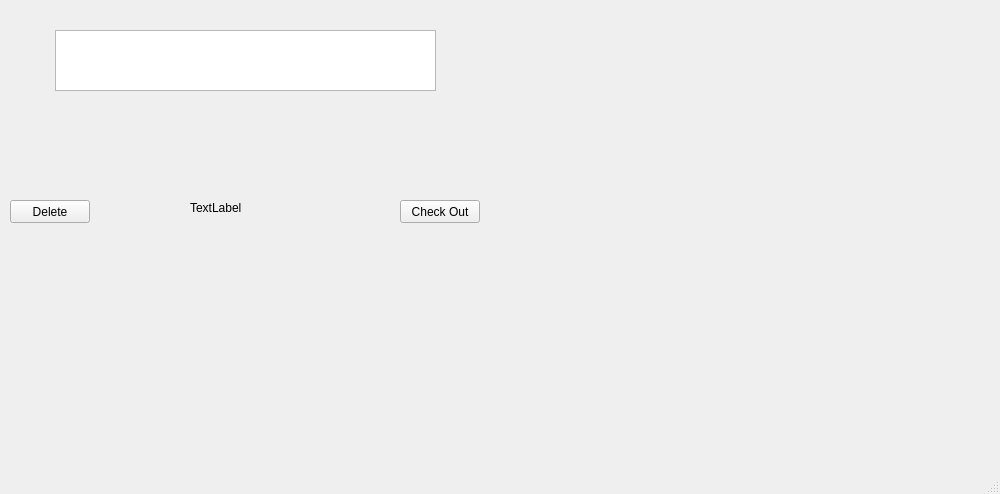
Old version of the form shoppingcart.ui in the repository coolbry95/ECE335-Project2.
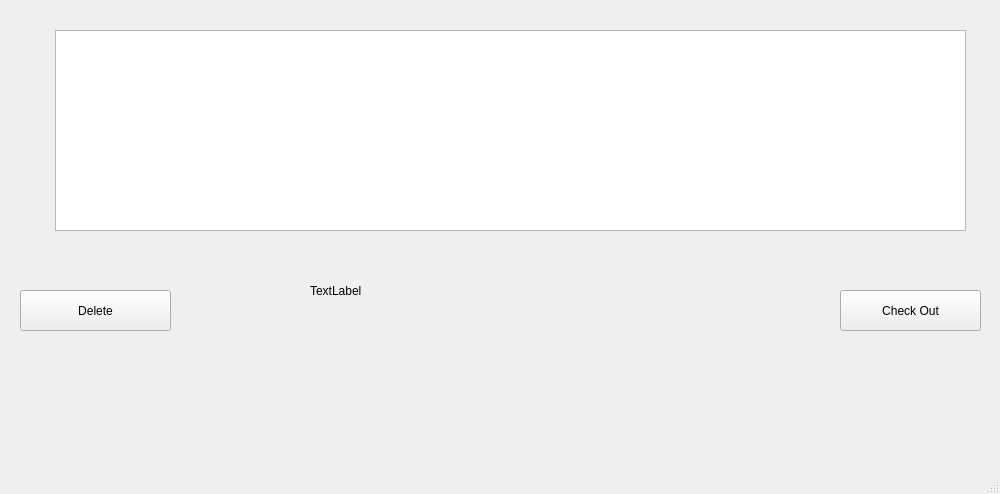
New version of the form.

Patch:
```diff
--- a/shoppingcart.ui
+++ b/shoppingcart.ui
@@ -17,10 +17,10 @@
    <widget class="QPushButton" name="deleteButton">
     <property name="geometry">
      <rect>
-      <x>10</x>
-      <y>200</y>
-      <width>80</width>
-      <height>23</height>
+      <x>20</x>
+      <y>290</y>
+      <width>151</width>
+      <height>41</height>
      </rect>
     </property>
     <property name="text">
@@ -30,10 +30,10 @@
    <widget class="QPushButton" name="checkoutButton">
     <property name="geometry">
      <rect>
-      <x>400</x>
-      <y>200</y>
-      <width>80</width>
-      <height>23</height>
+      <x>840</x>
+      <y>290</y>
+      <width>141</width>
+      <height>41</height>
      </rect>
     </property>
     <property name="text">
@@ -43,10 +43,10 @@
    <widget class="QLabel" name="label">
     <property name="geometry">
      <rect>
-      <x>190</x>
-      <y>200</y>
-      <width>81</width>
-      <height>16</height>
+      <x>310</x>
+      <y>260</y>
+      <width>161</width>
+      <height>61</height>
      </rect>
     </property>
     <property name="text">
@@ -58,8 +58,8 @@
      <rect>
       <x>55</x>
       <y>30</y>
-      <width>381</width>
-      <height>61</height>
+      <width>911</width>
+      <height>201</height>
      </rect>
     </property>
    </widget>
```
